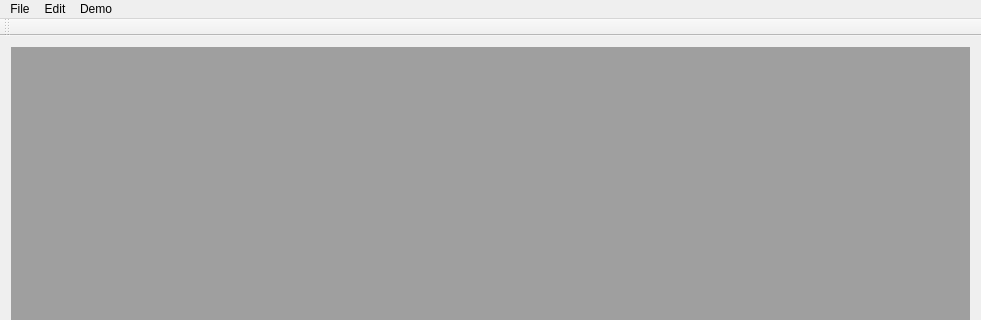
This is lcUI/mainwindow.ui in LibreCAD/LibreCAD_3 as Qt 5 draws it before an edit; both pictures show x 0 to 981 and y 0 to 320 of the 981 by 514 pixel window. The edited form follows.
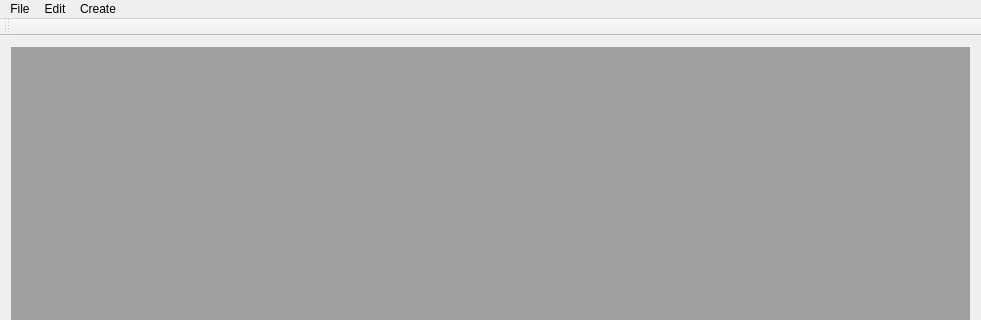
This is the edited form.

```diff
--- a/lcUI/mainwindow.ui
+++ b/lcUI/mainwindow.ui
@@ -60,7 +60,7 @@
    </widget>
    <widget class="QMenu" name="menuDemo">
     <property name="title">
-     <string>Demo</string>
+     <string>Create</string>
     </property>
     <addaction name="actionAdd_Random_Lines"/>
     <addaction name="actionAdd_Random_Circles"/>
```
Left out of the diff: 339 changed lines with no effect on the pictures.
